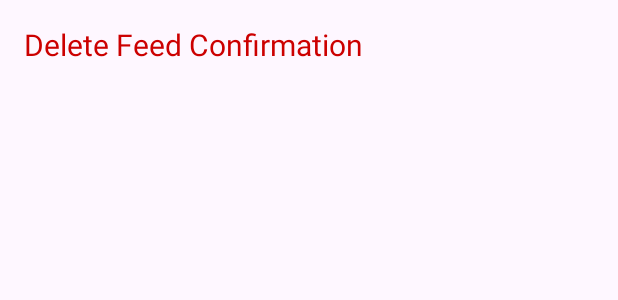
After one commit to Mwakanemela/Android-BottomSheetDialog, an Android app: the layout delete_title_custom_layout.xml on its own in the app's theme, with its tools: preview values and no code run, on a phone screen of 412 x 824 dp. The commit adds this screen. Shown: the top 300 px of the screen. Run offline under Robolectric (Android 15) with nearby library versions, the phone set to English and light mode, and no system bars.

Commit message:
created a default alert dialog for delete option in the bottom sheet dialog

```diff
--- /dev/null
+++ b/app/src/main/res/layout/delete_title_custom_layout.xml
@@ -0,0 +1,15 @@
+<LinearLayout
+    xmlns:android="http://schemas.android.com/apk/res/android"
+    android:layout_width="match_parent"
+    android:layout_height="wrap_content"
+    android:orientation="vertical"
+    android:padding="16dp">
+
+    <TextView
+        android:id="@+id/dialog_title"
+        android:layout_width="wrap_content"
+        android:layout_height="wrap_content"
+        android:text="Delete Feed Confirmation"
+        android:textSize="20sp"
+        android:textColor="@android:color/holo_red_dark" /> <!-- Change color here -->
+</LinearLayout>
```
Also changed, not shown: app/src/main/java/com/example/bottomsheetdialog/MainActivity.kt (+37 -0 lines).
